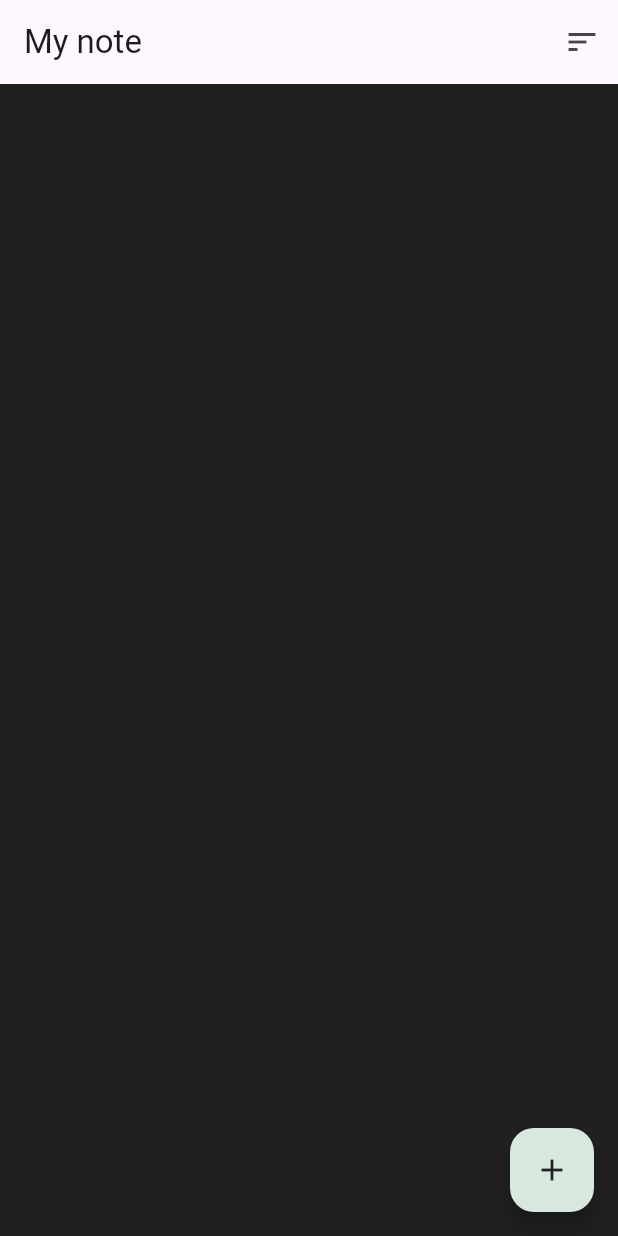
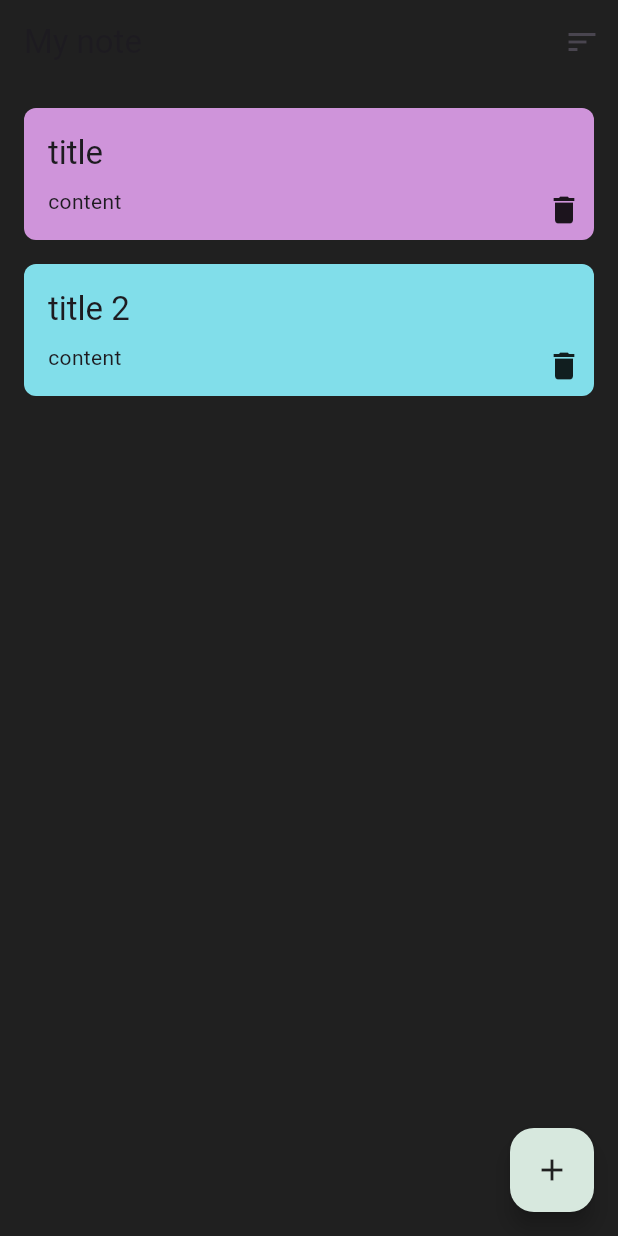
Before and after one commit to hyjoong/quillflow, a Flutter app: the screen it shows after launch, on a phone screen of 412 x 824 dp. Run offline on Flutter 3.47's test engine with Material 3 defaults, Android fonts, the phone set to English and light mode, and no system bars; our stand-ins replace freezed_annotation, sqflite; accounts and stored records are empty.

Commit message:
feat: note screen ui구현

```diff
--- a/lib/main.dart
+++ b/lib/main.dart
@@ -21,7 +21,10 @@ class MyApp extends StatelessWidget {
           Theme.of(context).floatingActionButtonTheme.copyWith(
             backgroundColor: lightBlue,
             foregroundColor: darkGray,
-          )
+          ),
+        appBarTheme: Theme.of(context).appBarTheme.copyWith(
+          backgroundColor: darkGray,
+        ),
       ),
       home: const NotesScreen(),
     );
--- /dev/null
+++ b/lib/presentation/notes/components/note_item.dart
@@ -0,0 +1,58 @@
+import 'package:flutter/material.dart';
+import 'package:quillflow/domain/model/note.dart';
+
+class NoteItem extends StatelessWidget {
+  final Note note;
+  final Function? onDeleteTap;
+
+  const NoteItem({
+    super.key,
+    required this.note,
+    this.onDeleteTap,
+  });
+
+  @override
+  Widget build(BuildContext context) {
+    return Padding(
+      padding: const EdgeInsets.all(8.0),
+      child: Stack(
+        children: [
+          Container(
+            width: double.infinity,
+            padding: const EdgeInsets.all(16),
+            decoration: BoxDecoration(
+              borderRadius: BorderRadius.circular(8),
+              color: Color(note.color),
+            ),
+            child: Column(
+              crossAxisAlignment: CrossAxisAlignment.start,
+              children: [
+                Text(
+                  note.title,
+                  maxLines: 1,
+                  overflow: TextOverflow.ellipsis,
+                  style: Theme.of(context).textTheme.titleLarge,
+                ),
+                const SizedBox(height: 8),
+                Text(
+                  note.content,
+                  maxLines: 10,
+                  overflow: TextOverflow.ellipsis,
+                ),
+              ],
+            ),
+          ),
+          Positioned(
+              bottom: 8,
+              right: 8,
+              child: GestureDetector(
+                onTap: () {
+                  onDeleteTap?.call();
+                },
+                child: const Icon(Icons.delete),
+              ))
+        ],
+      ),
+    );
+  }
+}
--- a/lib/screen/notes_screen.dart
+++ b/lib/screen/notes_screen.dart
@@ -1,4 +1,7 @@
 import 'package:flutter/material.dart';
+import 'package:quillflow/domain/model/note.dart';
+import 'package:quillflow/presentation/notes/components/note_item.dart';
+import 'package:quillflow/ui/colors.dart';
 
 class NotesScreen extends StatelessWidget {
   const NotesScreen({super.key});
@@ -15,11 +18,33 @@ class NotesScreen extends StatelessWidget {
           ),
         ],
       ),
-      body: Container(),
       floatingActionButton: FloatingActionButton(
         onPressed: () {},
         child: const Icon(Icons.add),
       ),
+      body: Padding(
+        padding: const EdgeInsets.all(8.0),
+        child: ListView(
+          children: [
+            NoteItem(
+              note: Note(
+                title: 'title',
+                content: 'content',
+                color: wisteria.value,
+                timestamp: 1,
+              ),
+            ),
+            NoteItem(
+              note: Note(
+                title: 'title 2',
+                content: 'content',
+                color: skyBlue.value,
+                timestamp: 2,
+              ),
+            )
+          ],
+        ),
+      ),
     );
   }
 }
```
